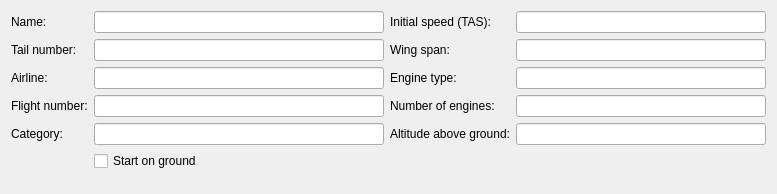
Qt form src/UserInterface/src/Widget/AircraftInfoWidget.ui (till213/SkyDolly) before a commit.
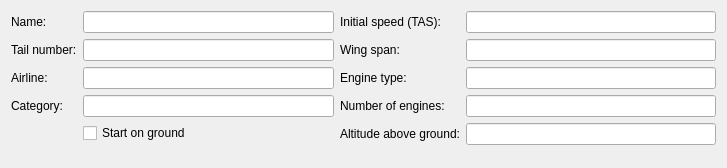
The same form after that commit.

Commit message:
Fix/formation flight condition recording (#109)
* FIX: Don't record flight data when recording formation aircraft

* Reset logbook table layout

* Separate flight and aircraft recording entry method

* Split aircraft- and flight info

* Provide change flight number service

- Make all DAO methods const
- Make all DAO classes final

* Make flight number editable

- Show flight number in Flight Description tab

* Make flight number editable in the logbook

* Fix flight number type (text, not number)

What changed in the file:
```diff
--- a/src/UserInterface/src/Widget/AircraftInfoWidget.ui
+++ b/src/UserInterface/src/Widget/AircraftInfoWidget.ui
@@ -6,15 +6,15 @@
    <rect>
     <x>0</x>
     <y>0</y>
-    <width>777</width>
-    <height>194</height>
+    <width>727</width>
+    <height>168</height>
    </rect>
   </property>
   <property name="windowTitle">
    <string>Form</string>
   </property>
-  <layout class="QGridLayout" name="gridLayout">
-   <item row="0" column="0">
+  <layout class="QHBoxLayout" name="horizontalLayout">
+   <item>
     <layout class="QFormLayout" name="formLayout">
      <item row="0" column="0">
       <widget class="QLabel" name="label_5">
@@ -80,33 +80,13 @@
       </widget>
      </item>
      <item row="3" column="0">
-      <widget class="QLabel" name="label_7">
-       <property name="text">
-        <string>Flight number:</string>
-       </property>
-      </widget>
-     </item>
-     <item row="3" column="1">
-      <widget class="QLineEdit" name="flightLineEdit">
-       <property name="minimumSize">
-        <size>
-         <width>250</width>
-         <height>0</height>
-        </size>
-       </property>
-       <property name="readOnly">
-        <bool>true</bool>
-       </property>
-      </widget>
-     </item>
-     <item row="4" column="0">
       <widget class="QLabel" name="label_8">
        <property name="text">
         <string>Category:</string>
        </property>
       </widget>
      </item>
-     <item row="4" column="1">
+     <item row="3" column="1">
       <widget class="QLineEdit" name="categoryLineEdit">
        <property name="minimumSize">
         <size>
@@ -119,7 +99,7 @@
        </property>
       </widget>
      </item>
-     <item row="5" column="1">
+     <item row="4" column="1">
       <widget class="QCheckBox" name="startOnGroundCheckBox">
        <property name="enabled">
         <bool>true</bool>
@@ -141,9 +121,22 @@
        </property>
       </widget>
      </item>
+     <item row="5" column="1">
+      <spacer name="verticalSpacer">
+       <property name="orientation">
+        <enum>Qt::Vertical</enum>
+       </property>
+       <property name="sizeHint" stdset="0">
+        <size>
+         <width>20</width>
+         <height>40</height>
+        </size>
+       </property>
+      </spacer>
+     </item>
     </layout>
    </item>
-   <item row="0" column="1">
+   <item>
     <layout class="QFormLayout" name="formLayout_2">
      <item row="0" column="0">
       <widget class="QLabel" name="label_24">
```
The commit also changes 66 other files.
